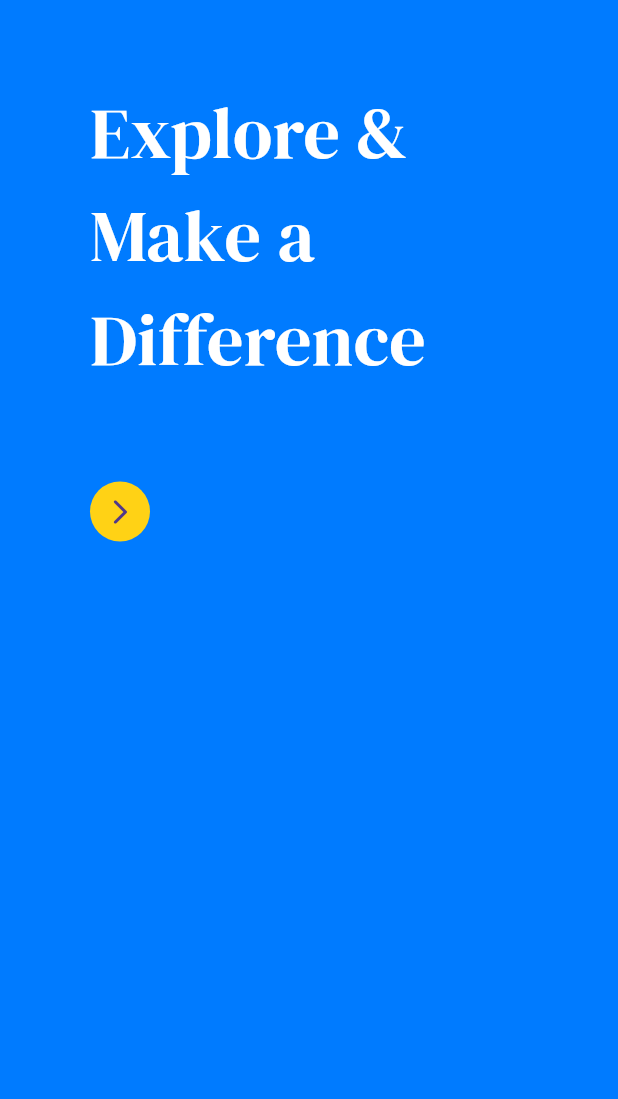
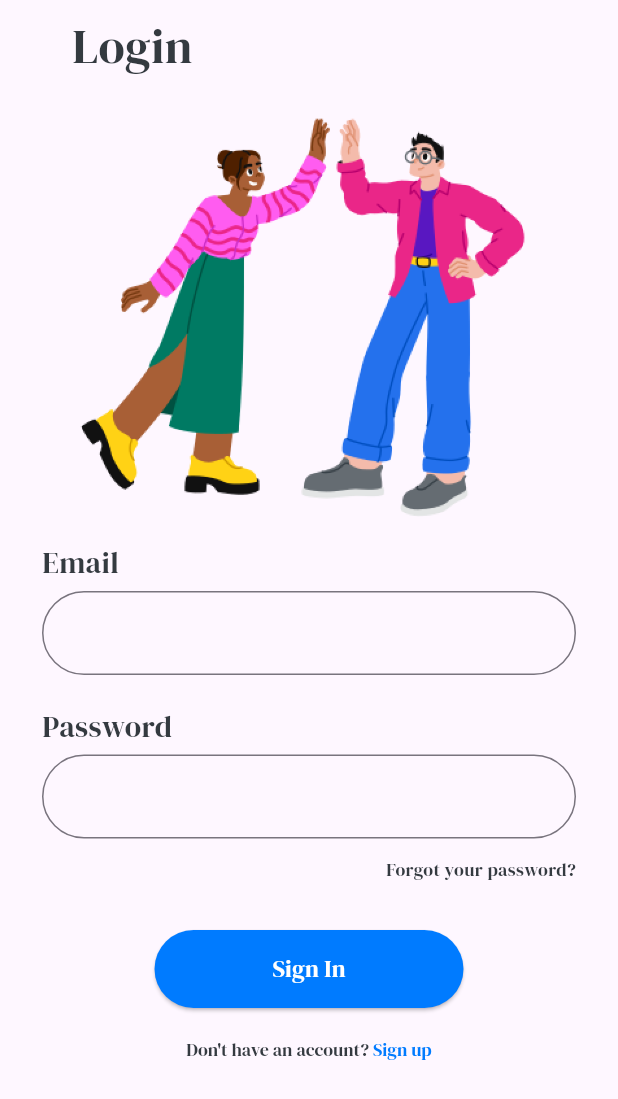
Before and after one commit to Kiitan12/VolunTek, a Flutter app: the screen it shows after launch, on a phone screen of 412 x 824 dp. Shown: the top 1099 px of the screen. Run offline on Flutter 3.47's test engine with Material 3 defaults, Android fonts, the phone set to English and light mode, and no system bars; our stand-ins replace google_fonts; project files that could hold a hidden picture were left out.

Commit message:
implementing UI

```diff
--- /dev/null
+++ b/lib/src/common_widgets/tek_elevated_button.dart
@@ -0,0 +1,36 @@
+import 'package:flutter/material.dart';
+import 'package:volun_tek/src/constants/app_style.dart';
+
+import '../constants/colors.dart';
+
+class TekElevatedButton extends StatelessWidget {
+  const TekElevatedButton({
+    super.key,
+    required this.title,
+    required this.onPressed,
+  });
+
+  final String title;
+  final VoidCallback onPressed;
+
+  @override
+  Widget build(BuildContext context) {
+    return Center(
+      child: SizedBox(
+        width: MediaQuery.of(context).size.width * 0.5,
+        height: 52,
+        child: ElevatedButton(
+          onPressed: onPressed,
+          style: ElevatedButton.styleFrom(
+            backgroundColor: kBlue,
+            foregroundColor: Colors.white,
+            shape: RoundedRectangleBorder(
+              borderRadius: BorderRadius.circular(40),
+            ),
+          ),
+          child: Text(title, style: AppStyle.kRegular16),
+        ),
+      ),
+    );
+  }
+}
--- /dev/null
+++ b/lib/src/common_widgets/tek_text_field.dart
@@ -0,0 +1,30 @@
+import 'package:flutter/material.dart';
+import 'package:google_fonts/google_fonts.dart';
+
+import '../constants/colors.dart';
+
+class TekTextField extends StatelessWidget {
+  const TekTextField({
+    super.key,
+  });
+
+  @override
+  Widget build(BuildContext context) {
+    return TextFormField(
+      decoration: InputDecoration(
+        hintStyle: GoogleFonts.dmSerifDisplay(
+          fontSize: 16,
+          fontWeight: FontWeight.w400,
+          color: kGray,
+        ),
+        border: OutlineInputBorder(
+          borderRadius: BorderRadius.circular(40),
+        ),
+        focusedBorder: OutlineInputBorder(
+          borderRadius: BorderRadius.circular(40),
+          borderSide: const BorderSide(color: kBlue),
+        ),
+      ),
+    );
+  }
+}
--- /dev/null
+++ b/lib/src/constants/app_style.dart
@@ -0,0 +1,30 @@
+import 'package:flutter/material.dart';
+import 'package:google_fonts/google_fonts.dart';
+
+import 'colors.dart';
+
+class AppStyle {
+  static TextStyle kHeading1 = GoogleFonts.dmSerifDisplay(
+    fontSize: 32,
+    fontWeight: FontWeight.w400,
+    color: kDarkBlue,
+  );
+
+  static TextStyle kRegular20 = GoogleFonts.dmSerifDisplay(
+    fontSize: 20,
+    fontWeight: FontWeight.w400,
+    color: kDarkBlue,
+  );
+
+  static TextStyle kRegular16 = GoogleFonts.dmSerifDisplay(
+    fontSize: 16,
+    fontWeight: FontWeight.w400,
+    color: Colors.white,
+  );
+
+  static TextStyle kRegular12 = GoogleFonts.dmSerifDisplay(
+    fontSize: 12,
+    fontWeight: FontWeight.w400,
+    color: kDarkBlue,
+  );
+}
--- a/lib/src/constants/colors.dart
+++ b/lib/src/constants/colors.dart
@@ -4,4 +4,5 @@ const kBlue = Color(0xFF007BFF);
 const kYellow = Color(0xFFFFD215);
 const kDarkBlue = Color(0xFF343A40);
 const kGray = Color(0xFF6E6E6E);
+const kGray85 = Color(0xFFD9D9D9);
 const kSeaShell = Color(0xFFFFF2E3);
--- /dev/null
+++ b/lib/src/features/authentication/presentation/widget/login.dart
@@ -0,0 +1,88 @@
+import 'package:flutter/material.dart';
+import 'package:flutter/services.dart';
+import 'package:google_fonts/google_fonts.dart';
+import 'package:volun_tek/src/constants/app_style.dart';
+import 'package:volun_tek/src/constants/colors.dart';
+import 'package:volun_tek/src/routing/routes.dart';
+
+import '../../../../common_widgets/tek_elevated_button.dart';
+import '../../../../common_widgets/tek_text_field.dart';
+
+class Login extends StatelessWidget {
+  const Login({super.key});
+
+  @override
+  Widget build(BuildContext context) {
+    return Scaffold(
+      body: SafeArea(
+        child: Padding(
+          padding: const EdgeInsets.only(left: 28, right: 28, top: 8),
+          child: SingleChildScrollView(
+            child: Column(
+              crossAxisAlignment: CrossAxisAlignment.start,
+              children: [
+                Padding(
+                  padding: const EdgeInsets.only(left: 20.0),
+                  child: Text('Login', style: AppStyle.kHeading1),
+                ),
+                Center(
+                  child: Image.asset(
+                    'assets/images/login.png',
+                    height: 295,
+                    alignment: Alignment.center,
+                  ),
+                ),
+                const SizedBox(height: 12),
+                Text('Email', style: AppStyle.kRegular20),
+                const SizedBox(height: 4),
+                const TekTextField(),
+                const SizedBox(height: 20),
+                Text('Password', style: AppStyle.kRegular20),
+                const SizedBox(height: 4),
+                const TekTextField(),
+                const SizedBox(height: 12),
+                Align(
+                  alignment: Alignment.centerRight,
+                  child: InkWell(
+                    onTap: () => Navigator.pushNamed(context, confirmMail),
+                    child: Text(
+                      'Forgot your password?',
+                      style: AppStyle.kRegular12,
+                    ),
+                  ),
+                ),
+                const SizedBox(height: 32),
+                TekElevatedButton(
+                  title: 'Sign In',
+                  onPressed: (){},
+                ),
+                const SizedBox(height: 20),
+                Center(
+                  child: InkWell(
+                    onTap: () => Navigator.pushNamed(context, signup),
+                    child: RichText(
+                      text: TextSpan(
+                        text: 'Don\'t have an account? ',
+                        style: AppStyle.kRegular12,
+                        children: [
+                          TextSpan(
+                            text: 'Sign up',
+                            style: GoogleFonts.dmSerifDisplay(
+                              fontSize: 12,
+                              fontWeight: FontWeight.w500,
+                              color: kBlue,
+                            ),
+                          ),
+                        ],
+                      ),
+                    ),
+                  ),
+                ),
+              ],
+            ),
+          ),
+        ),
+      ),
+    );
+  }
+}
--- a/lib/src/routing/router.dart
+++ b/lib/src/routing/router.dart
@@ -2,18 +2,29 @@ import 'dart:io';
 
 import 'package:flutter/cupertino.dart';
 import 'package:flutter/material.dart';
+import 'package:volun_tek/src/features/authentication/presentation/widget/confirm_email.dart';
 import 'package:volun_tek/src/features/authentication/presentation/widget/interest.dart';
+import 'package:volun_tek/src/features/authentication/presentation/widget/reset_password.dart';
+import 'package:volun_tek/src/features/authentication/presentation/widget/sign_up.dart';
 
-import '../features/authentication/presentation/widget/onboarding.dart';
+import '../features/authentication/presentation/widget/login.dart';
 import 'routes.dart';
 
 class RouteGenerator {
   Route? routeGenerate(RouteSettings route) {
     switch (route.name) {
       case splashRoot:
-        return navigateToRoute(const Onboarding());
+        return navigateToRoute(const Login());
       case interest:
-        return navigateToRoute( Interest());
+        return navigateToRoute(Interest());
+      case login:
+        return navigateToRoute(const Login());
+      case signup:
+        return navigateToRoute(const SignUp());
+      case confirmMail:
+        return navigateToRoute(const ConfirmMail());
+      case resetPassword:
+        return navigateToRoute(const ResetPassword());
     }
     return null;
   }
--- a/lib/src/routing/routes.dart
+++ b/lib/src/routing/routes.dart
@@ -6,3 +6,7 @@
 const String splashRoot = '/';
 const String onboarding = '/onboarding';
 const String interest = '/interest';
+const String login = '/login';
+const String signup = '/signup';
+const String confirmMail = '/confirm-email';
+const String resetPassword = '/reset-password';
--- a/pubspec.yaml
+++ b/pubspec.yaml
@@ -37,6 +37,8 @@ dependencies:
   cupertino_icons: ^1.0.2
   hooks_riverpod: ^2.5.1
   google_fonts: ^5.1.0
+  flutter_svg: ^2.0.7
+  flutter_svg_provider: ^1.0.7
 
 dev_dependencies:
   flutter_test:
```
Also changed, not shown: lib/src/features/authentication/presentation/widget/confirm_email.dart (added, +10 -0 lines), lib/src/features/authentication/presentation/widget/reset_password.dart (added, +10 -0 lines), lib/src/features/authentication/presentation/widget/sign_up.dart (added, +91 -0 lines), assets/images/confirmation.png (added), assets/images/email.svg (renamed from assets/svg/email.svg), assets/images/login.png (added), assets/images/login.svg (added), assets/images/signup.png (added), assets/svg/test.svg (added).
